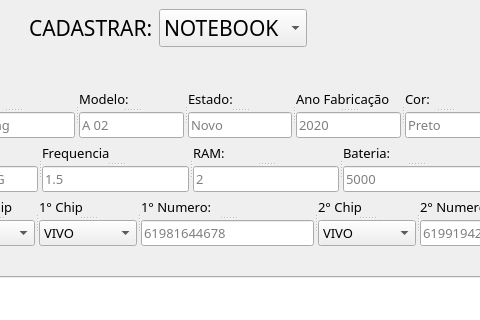
Above: layout/entradaEstoque.ui from Sidehenrique/SIS-Sicoob before the change; both pictures show x 276 to 756 and y 0 to 320 of the 887 by 550 pixel window. Below: the same form after it.
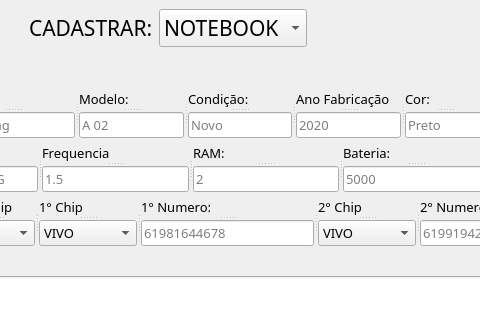
That is the form after the change. The open tabs and pages were chosen to show the change.

Patch:
```diff
--- a/layout/entradaEstoque.ui
+++ b/layout/entradaEstoque.ui
@@ -1616,7 +1616,7 @@
              </font>
             </property>
             <property name="text">
-             <string>Estado:</string>
+             <string>Condição:</string>
             </property>
            </widget>
            <widget class="QLineEdit" name="celEstado">
```
Left out of the diff: 2 changed lines with no effect on the pictures.
